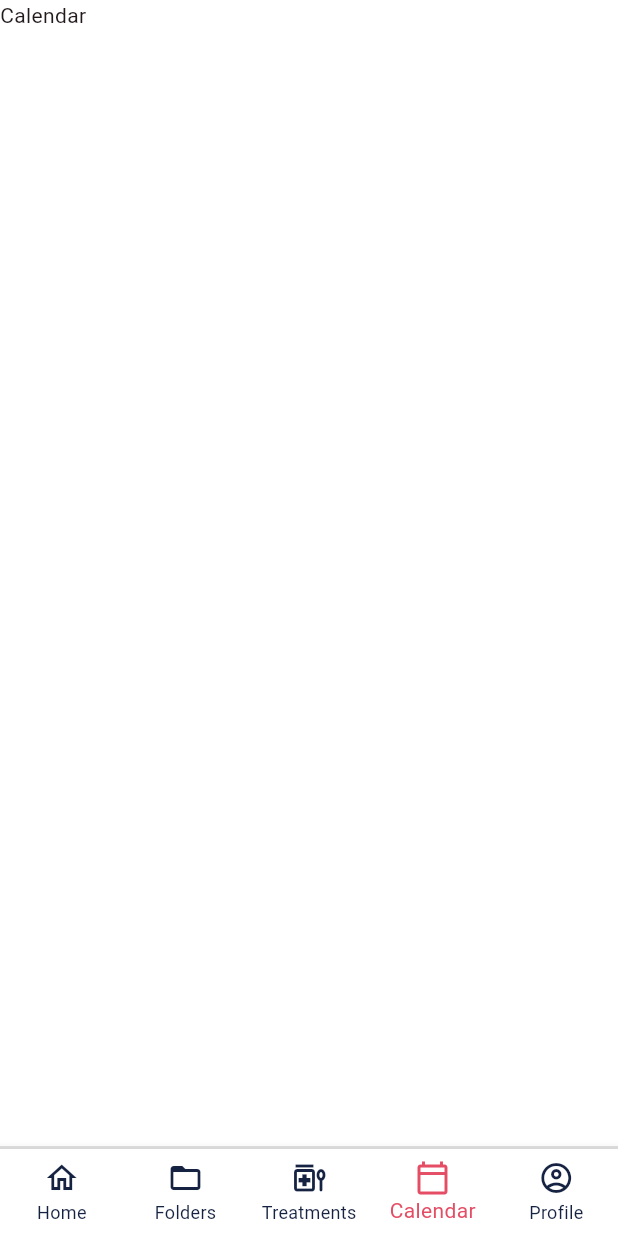
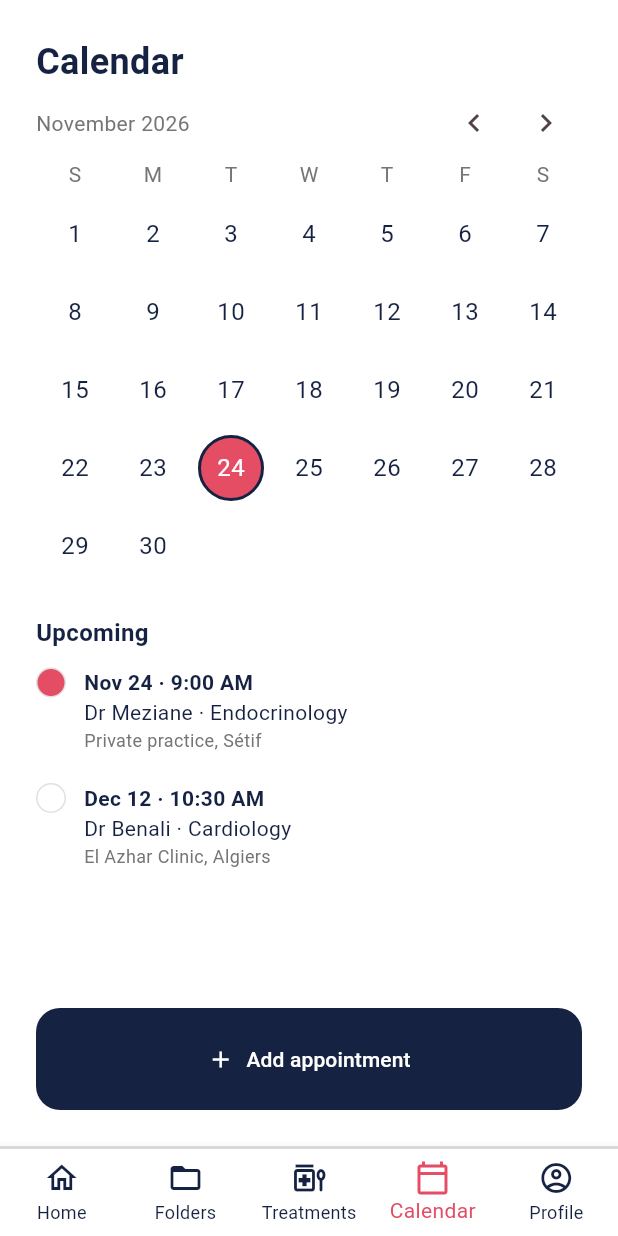
Before and after one commit to SpeedCode210/Heloderma, a Flutter app: the screen it shows after launch, item 4 of the bottom bar chosen, on a phone screen of 412 x 824 dp. Run offline on Flutter 3.47's test engine with Material 3 defaults, Android fonts, the phone set to English and light mode, and no system bars; our stand-ins replace dotted_border.

Commit message:
add calendar page

```diff
--- /dev/null
+++ b/lib/screens/calandar.dart
@@ -0,0 +1,222 @@
+import 'package:flutter/material.dart';
+import 'package:heloderma/colors.dart' as HelodermaColors;
+import 'package:heloderma/styles.dart' as Styles;
+
+class Appointment {
+  DateTime date;
+  String time;
+  String doctor;
+  String place;
+  Appointment({required this.date, required this.time, required this.doctor,required this.place,});
+}
+
+class CalendarPage extends StatefulWidget {
+  const CalendarPage({super.key});
+
+  @override
+  State<CalendarPage> createState() => _CalendarPageState();
+}
+
+class _CalendarPageState extends State<CalendarPage> {
+  final List<String> _months = [
+    'January', 'February', 'March', 'April', 'May', 'June',
+    'July', 'August', 'September', 'October', 'November', 'December',
+  ];
+
+  DateTime _month = DateTime(DateTime.now().year, DateTime.now().month);
+  DateTime _selected = DateTime.now();
+  final List<Appointment> _appointments = [
+    Appointment(date: DateTime(2026, 11, 24), time: '9:00 AM', doctor: 'Dr Meziane · Endocrinology', place: 'Private practice, Sétif'),
+    Appointment(date: DateTime(2026, 12, 12), time: '10:30 AM', doctor: 'Dr Benali · Cardiology', place: 'El Azhar Clinic, Algiers'),
+  ];
+
+  int get _daysInMonth => DateTime(_month.year, _month.month + 1, 0).day;
+  int get _emptyCells => DateTime(_month.year, _month.month, 1).weekday%7;
+
+  List<Appointment> get _upcoming {
+    final today = DateUtils.dateOnly(DateTime.now());
+    final list = _appointments.where((a) => !a.date.isBefore(today)).toList();
+    list.sort((a, b) => a.date.compareTo(b.date));
+    return list.take(2).toList();
+  }
+
+  bool _hasAppointment(DateTime d) =>
+      _appointments.any((a) => DateUtils.isSameDay(a.date, d));
+
+  void _changeMonth(int delta) {
+    setState(() {
+      _month = DateTime(_month.year, _month.month + delta);
+    });
+  }
+
+  void _selectDay(DateTime date) {
+    setState(() {
+      _selected = date;
+    });
+  }
+
+  void _addAppointment() {
+    setState(() {});
+  }
+
+  Widget _dayCell(int day) {
+    if (day < 1 || day > _daysInMonth) return SizedBox(height: 44);
+    final date = DateTime(_month.year, _month.month, day);
+
+    Color? bg;
+    if (DateUtils.isSameDay(date, DateTime.now())) {
+      bg = HelodermaColors.darkBlue;
+    }
+    if (_hasAppointment(date)) bg = HelodermaColors.darkPink;
+
+    return GestureDetector(
+      onTap: () => _selectDay(date),
+      child: Container(
+        width: 44,
+        height: 44,
+        alignment: Alignment.center,
+        decoration: BoxDecoration(
+          color: bg,
+          shape: BoxShape.circle,
+          border: DateUtils.isSameDay(date, _selected) ? Border.all(color: HelodermaColors.darkBlue, width: 2) : null,
+        ),
+        child: Text(
+          '$day',
+          style: TextStyle(
+            fontSize: 16,
+            color: bg == null ? HelodermaColors.darkBlue : Colors.white,
+          ),
+        ),
+      ),
+    );
+  }
+
+  Widget _weekdays() {
+    final letters = ['S', 'M', 'T', 'W', 'T', 'F', 'S'];
+    return Row(
+      children: [
+        for (final l in letters)
+          Expanded(
+            child: Center(
+              child: Text(l, style: TextStyle(color: Colors.grey[600])),
+            ),
+          ),
+      ],
+    );
+  }
+
+  Widget _grid() {
+    final rows = ((_emptyCells + _daysInMonth) / 7).ceil();
+    return Column(
+      children: [
+        for (int week = 0; week < rows; week++)
+          Padding(
+            padding: EdgeInsets.only(top: 8),
+            child: Row(
+              children: [
+                for (int col = 0; col < 7; col++)
+                  Expanded(
+                    child: Center(
+                      child: _dayCell(week * 7 + col - _emptyCells + 1),
+                    ),
+                  ),
+              ],
+            ),
+          ),
+      ],
+    );
+  }
+
+  Widget _appointmentRow(Appointment a, bool filled) {
+    final month = _months[a.date.month - 1].substring(0, 3);
+    return Padding(
+      padding: EdgeInsets.only(bottom: 20),
+      child: Row(
+        crossAxisAlignment: CrossAxisAlignment.start,
+        children: [
+          Container(
+            width: 20,
+            height: 20,
+            decoration: BoxDecoration(
+              color: filled ? HelodermaColors.darkPink : Colors.white,
+              shape: BoxShape.circle,
+              border: Border.all(color: Colors.grey[300]!),
+            ),
+          ),
+          SizedBox(width: 12),
+          Column(
+            crossAxisAlignment: CrossAxisAlignment.start,
+            children: [
+              Text(
+                '$month ${a.date.day} · ${a.time}',
+                style: TextStyle(
+                  fontWeight: FontWeight.bold,
+                  color: HelodermaColors.darkBlue,
+                ),
+              ),
+              Text(a.doctor, style: TextStyle(color: HelodermaColors.darkBlue)),
+              Text(
+                a.place,
+                style: TextStyle(fontSize: 12, color: Colors.grey[600]),
+              ),
+            ],
+          ),
+        ],
+      ),
+    );
+  }
+
+  @override
+  Widget build(BuildContext context) {
+    final upcoming = _upcoming;
+
+    return SafeArea(
+      child: Padding(
+        padding: EdgeInsets.all(24),
+        child: Column(
+          crossAxisAlignment: CrossAxisAlignment.start,
+          children: [
+            Text('Calendar', style: Styles.H1),
+            Row(
+              children: [
+                Text(
+                  '${_months[_month.month - 1]} ${_month.year}',
+                  style: TextStyle(color: Colors.grey[600]),
+                ),
+                Spacer(),
+                IconButton(
+                  icon: Icon(Icons.chevron_left),
+                  onPressed: () => _changeMonth(-1),
+                ),
+                IconButton(
+                  icon: Icon(Icons.chevron_right),
+                  onPressed: () => _changeMonth(1),
+                ),
+              ],
+            ),
+            _weekdays(),
+            _grid(),
+            SizedBox(height: 24),
+            Text(
+              'Upcoming',
+              style: Styles.H3.copyWith(color: HelodermaColors.darkBlue),
+            ),
+            SizedBox(height: 12),
+            for (int i = 0; i < upcoming.length; i++)
+              _appointmentRow(upcoming[i], i == 0),
+            Spacer(),
+            SizedBox(
+              width: double.infinity,
+              child: FilledButton.icon(
+                onPressed: _addAppointment,
+                icon: Icon(Icons.add),
+                label: Text('Add appointment'),
+                style: Styles.blueButtonStyle,
+              ),
+            ),
+          ],
+        ),
+      ),
+    );
+  }
+}
--- a/lib/screens/main_screen.dart
+++ b/lib/screens/main_screen.dart
@@ -4,6 +4,7 @@ import 'package:heloderma/screens/homepage.dart';
 import 'package:heloderma/screens/folderspage.dart';
 import 'package:heloderma/screens/profile.dart';
 import 'package:heloderma/screens/treatments.dart';
+import 'calandar.dart';
 
 class MainScreen extends StatefulWidget {
   const MainScreen({super.key});
@@ -19,7 +20,7 @@ class _mainScreenState extends State<MainScreen> {
     const HomePage(),
     const FoldersPage(),
     const TreatmentsPage(),
-    Text('Calendar'),
+    const CalendarPage(),
     const ProfilePage(),
   ];
 
```
